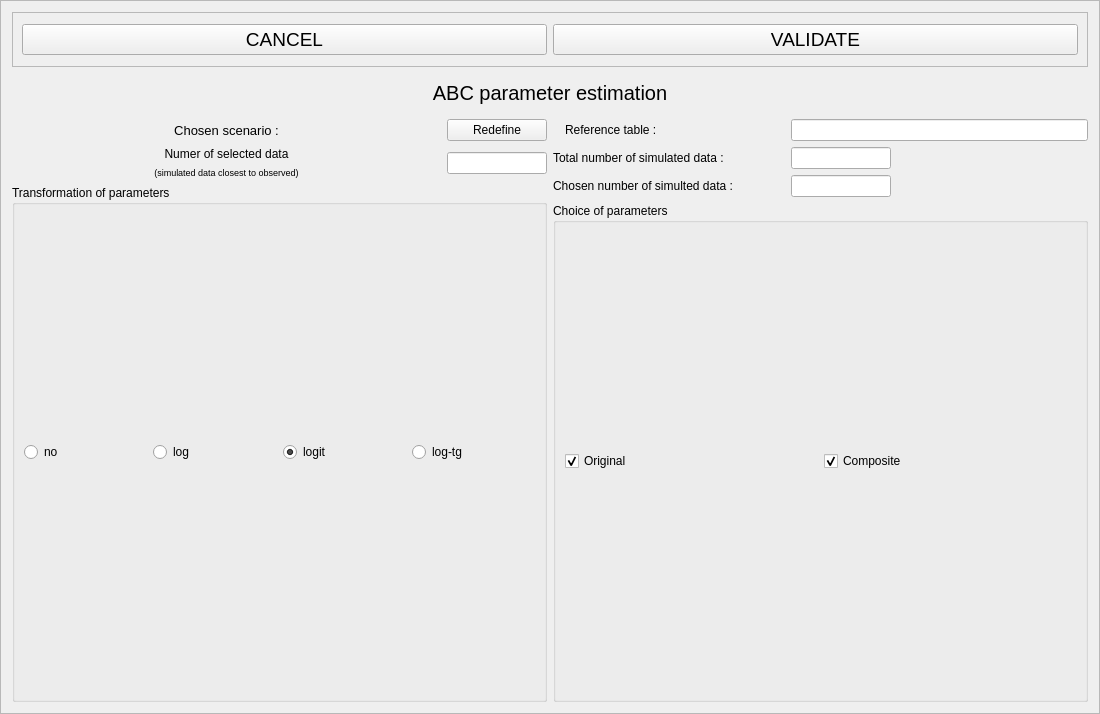
This is python_interface/uis/estimation.ui in cbgp/diyabc as Qt 5 draws it before an edit. The edited form follows.
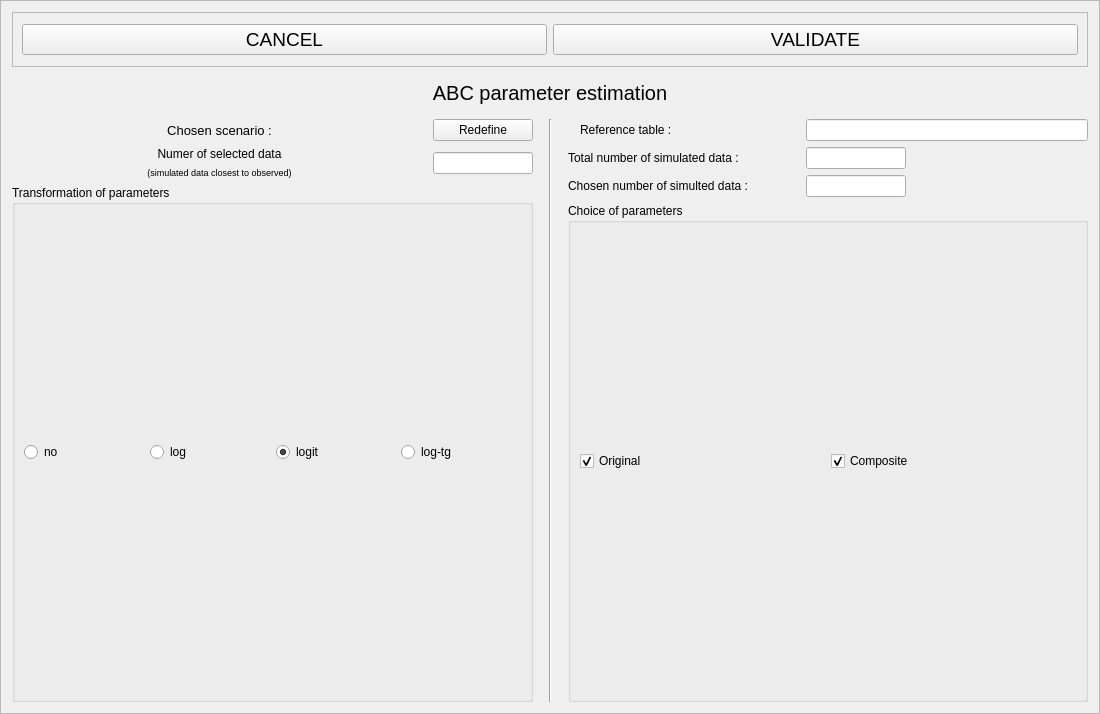
This is the edited form.

Commit message: amelioration de comparison et estimation

Diff of the .ui file:
```diff
--- a/python_interface/uis/estimation.ui
+++ b/python_interface/uis/estimation.ui
@@ -117,10 +117,19 @@
     <layout class="QHBoxLayout" name="horizontalLayout_3">
      <item>
       <layout class="QVBoxLayout" name="verticalLayout">
+       <property name="rightMargin">
+        <number>10</number>
+       </property>
        <item>
         <layout class="QHBoxLayout" name="horizontalLayout_4">
          <item>
           <widget class="QLabel" name="scenariosLabel">
+           <property name="sizePolicy">
+            <sizepolicy hsizetype="Expanding" vsizetype="Preferred">
+             <horstretch>0</horstretch>
+             <verstretch>0</verstretch>
+            </sizepolicy>
+           </property>
            <property name="minimumSize">
             <size>
              <width>0</width>
@@ -171,6 +180,12 @@
         <layout class="QGridLayout" name="gridLayout_2">
          <item row="0" column="0">
           <widget class="QLabel" name="label_2">
+           <property name="sizePolicy">
+            <sizepolicy hsizetype="Expanding" vsizetype="Preferred">
+             <horstretch>0</horstretch>
+             <verstretch>0</verstretch>
+            </sizepolicy>
+           </property>
            <property name="minimumSize">
             <size>
              <width>0</width>
@@ -209,6 +224,12 @@
          </item>
          <item row="1" column="0">
           <widget class="QLabel" name="label_3">
+           <property name="sizePolicy">
+            <sizepolicy hsizetype="Expanding" vsizetype="Preferred">
+             <horstretch>0</horstretch>
+             <verstretch>0</verstretch>
+            </sizepolicy>
+           </property>
            <property name="minimumSize">
             <size>
              <width>0</width>
@@ -238,6 +259,18 @@
        </item>
        <item>
         <widget class="QGroupBox" name="groupBox_2">
+         <property name="minimumSize">
+          <size>
+           <width>0</width>
+           <height>0</height>
+          </size>
+         </property>
+         <property name="maximumSize">
+          <size>
+           <width>16777215</width>
+           <height>16777215</height>
+          </size>
+         </property>
          <property name="title">
           <string>Transformation of parameters</string>
          </property>
@@ -278,8 +311,18 @@
        </item>
       </layout>
      </item>
+     <item>
+      <widget class="Line" name="line">
+       <property name="orientation">
+        <enum>Qt::Vertical</enum>
+       </property>
+      </widget>
+     </item>
      <item>
       <layout class="QVBoxLayout" name="verticalLayout_2">
+       <property name="leftMargin">
+        <number>10</number>
+       </property>
        <item>
         <layout class="QGridLayout" name="gridLayout">
          <item row="3" column="0" colspan="3">
```
The commit also changes 7 other files.
